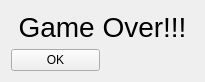
Qt form ui/gameoverdialog.ui (tdauth/gustavsfairyland) before a commit.
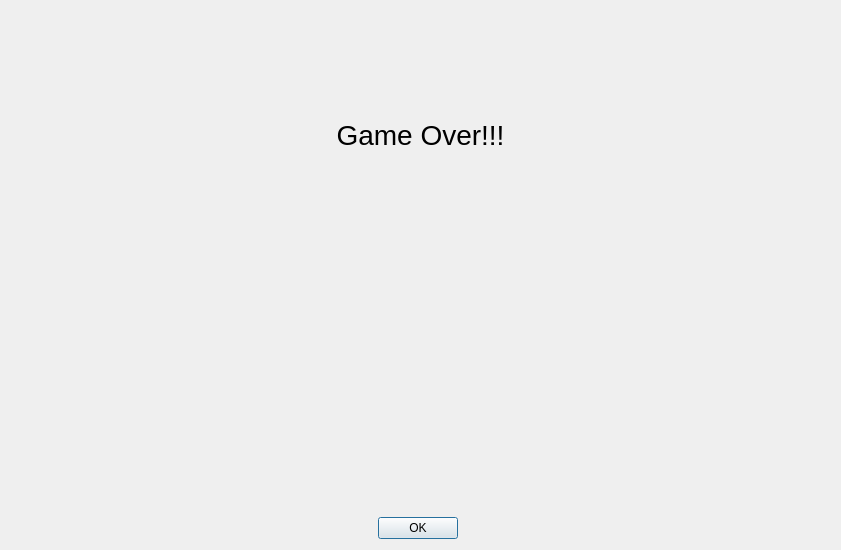
The same form after that commit. Icons and pictures are not drawn.

Commit message: Allow copying and pasting custom fairytales with clipboard, check overwriting existing custom fairytales, fixed removing old bonus clip actions, added image to lost dialog,

```diff
--- a/ui/gameoverdialog.ui
+++ b/ui/gameoverdialog.ui
@@ -6,14 +6,27 @@
    <rect>
     <x>0</x>
     <y>0</y>
-    <width>205</width>
-    <height>82</height>
+    <width>841</width>
+    <height>550</height>
    </rect>
   </property>
   <property name="windowTitle">
    <string>Game Over</string>
   </property>
   <layout class="QGridLayout" name="gridLayout">
+   <item row="1" column="0">
+    <widget class="QLabel" name="label">
+     <property name="text">
+      <string/>
+     </property>
+     <property name="pixmap">
+      <pixmap resource="../resource.qrc">:/resources/lost.jpg</pixmap>
+     </property>
+     <property name="scaledContents">
+      <bool>true</bool>
+     </property>
+    </widget>
+   </item>
    <item row="0" column="0" colspan="2">
     <widget class="QLabel" name="label_3">
      <property name="font">
@@ -29,10 +42,13 @@
      </property>
     </widget>
    </item>
-   <item row="1" column="0">
-    <widget class="QPushButton" name="okPushButton">
-     <property name="text">
-      <string>OK</string>
+   <item row="2" column="0">
+    <widget class="QDialogButtonBox" name="buttonBox">
+     <property name="standardButtons">
+      <set>QDialogButtonBox::Ok</set>
+     </property>
+     <property name="centerButtons">
+      <bool>true</bool>
      </property>
     </widget>
    </item>
```
Left out of the diff: 4 changed lines with no effect on the pictures. The commit also changes 14 other files.
